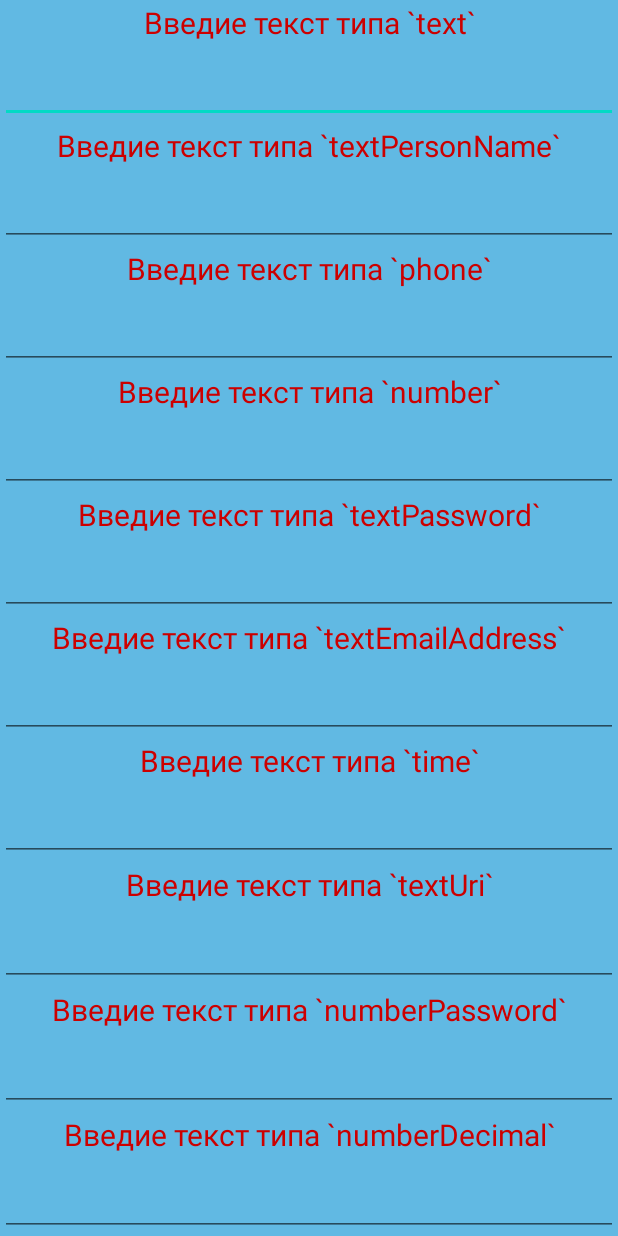
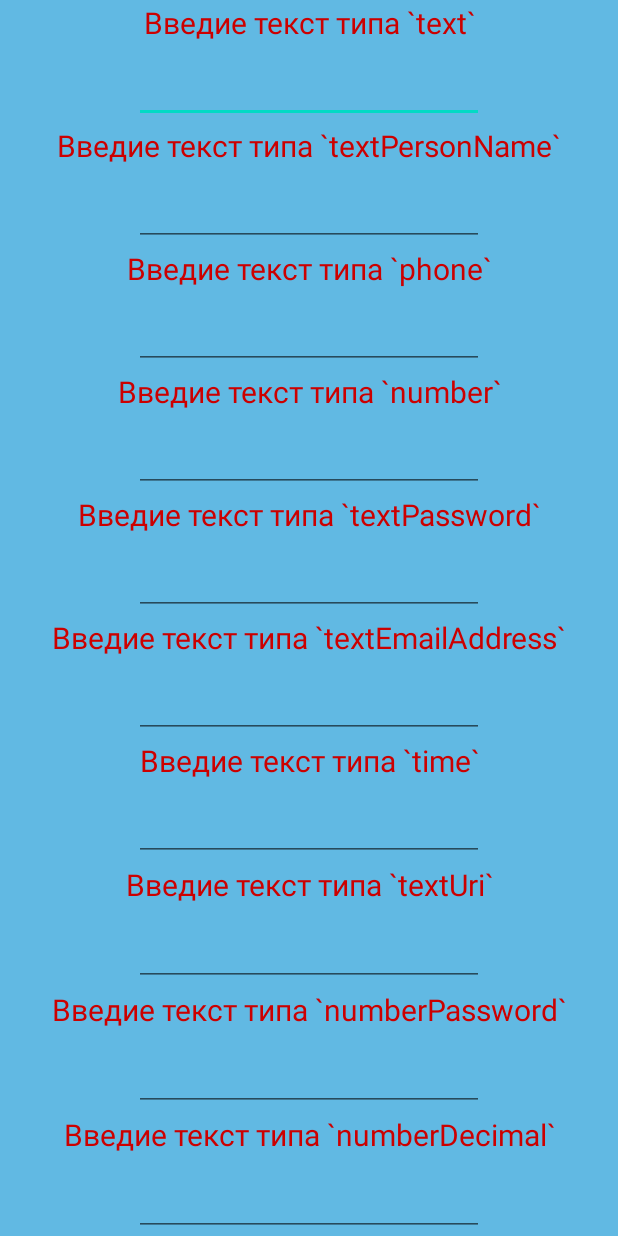
Before and after one commit to AVKhakhalin/AndroidLession_1_HomeWork, an Android app: the layout task2_maket.xml on its own in the app's theme, with its tools: preview values and no code run, on a phone screen of 412 x 824 dp. Run offline under Robolectric (Android 15) with nearby library versions, the phone set to English and light mode, and no system bars.

Commit message:
Task 4 solved. Ems is a unit of measurement, denotes twice the width of letter M is created.

```diff
--- a/app/src/main/java/ru/geekbrains/lession1_homework/MainActivity.java
+++ b/app/src/main/java/ru/geekbrains/lession1_homework/MainActivity.java
@@ -10,7 +10,7 @@ public class MainActivity extends AppCompatActivity {
     protected void onCreate(Bundle savedInstanceState) {
         super.onCreate(savedInstanceState);
 //        setContentView(R.layout.activity_main);
-//        setContentView(R.layout.task2_maket);
-        setContentView(R.layout.task3_calendarview);
+        setContentView(R.layout.task2_maket);
+//        setContentView(R.layout.task3_calendarview);
     }
 }
--- a/app/src/main/res/layout/task2_maket.xml
+++ b/app/src/main/res/layout/task2_maket.xml
@@ -9,11 +9,13 @@
 
     <TextView
         style="@style/editTextView"
-        android:text="@string/Task2_TextView1_text"/>
+        android:text="@string/Task2_TextView1_text" />
     <EditText
         style="@style/editTextView"
         android:inputType="text"
-        android:textColor="@color/blueColor"/>
+        android:textColor="@color/blueColor"
+        android:layout_width="wrap_content"
+        android:ems="10"/>
 
     <TextView
         style="@style/editTextView"
@@ -21,7 +23,9 @@
     <EditText
         style="@style/editTextView"
         android:inputType="textPersonName"
-        android:textColor="@color/blueColor"/>
+        android:textColor="@color/blueColor"
+        android:layout_width="wrap_content"
+        android:ems="10"/>
 
     <TextView
         style="@style/editTextView"
@@ -29,7 +33,9 @@
     <EditText
         style="@style/editTextView"
         android:inputType="phone"
-        android:textColor="@color/blueColor" />
+        android:textColor="@color/blueColor"
+        android:layout_width="wrap_content"
+        android:ems="10"/>
 
     <TextView
         style="@style/editTextView"
@@ -37,7 +43,9 @@
     <EditText
         style="@style/editTextView"
         android:inputType="number"
-        android:textColor="@color/blueColor" />
+        android:textColor="@color/blueColor"
+        android:layout_width="wrap_content"
+        android:ems="10"/>
 
     <TextView
         style="@style/editTextView"
@@ -45,7 +53,9 @@
     <EditText
         style="@style/editTextView"
         android:inputType="textPassword"
-        android:textColor="@color/blueColor" />
+        android:textColor="@color/blueColor"
+        android:layout_width="wrap_content"
+        android:ems="10"/>
 
     <TextView
         style="@style/editTextView"
@@ -53,7 +63,9 @@
     <EditText
         style="@style/editTextView"
         android:inputType="textEmailAddress"
-        android:textColor="@color/blueColor" />
+        android:textColor="@color/blueColor"
+        android:layout_width="wrap_content"
+        android:ems="10"/>
 
     <TextView
         style="@style/editTextView"
@@ -61,7 +73,9 @@
     <EditText
         style="@style/editTextView"
         android:inputType="time"
-        android:textColor="@color/blueColor" />
+        android:textColor="@color/blueColor"
+        android:layout_width="wrap_content"
+        android:ems="10"/>
 
     <TextView
         style="@style/editTextView"
@@ -69,7 +83,9 @@
     <EditText
         style="@style/editTextView"
         android:inputType="textUri"
-        android:textColor="@color/blueColor" />
+        android:textColor="@color/blueColor"
+        android:layout_width="wrap_content"
+        android:ems="10"/>
 
     <TextView
         style="@style/editTextView"
@@ -77,7 +93,9 @@
     <EditText
         style="@style/editTextView"
         android:inputType="numberPassword"
-        android:textColor="@color/blueColor" />
+        android:textColor="@color/blueColor"
+        android:layout_width="wrap_content"
+        android:ems="10"/>
 
     <TextView
         style="@style/editTextView"
@@ -85,6 +103,8 @@
     <EditText
         style="@style/editTextView"
         android:inputType="numberDecimal"
-        android:textColor="@color/blueColor" />
+        android:textColor="@color/blueColor"
+        android:layout_width="wrap_content"
+        android:ems="10"/>
 
 </LinearLayout>
```
